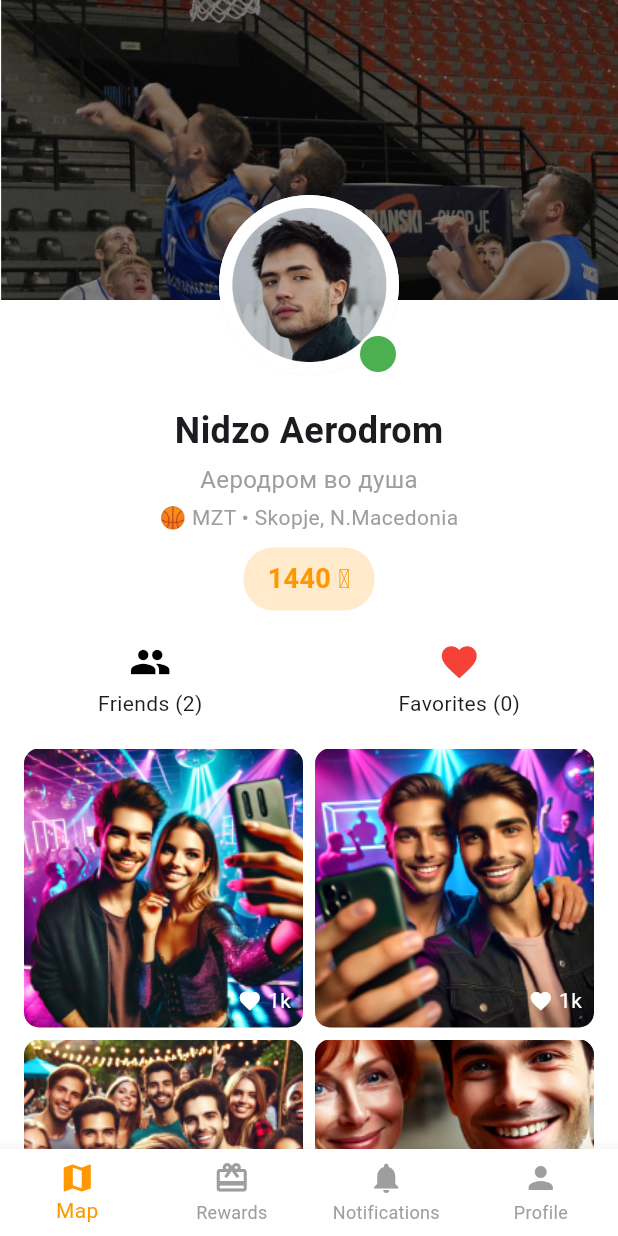
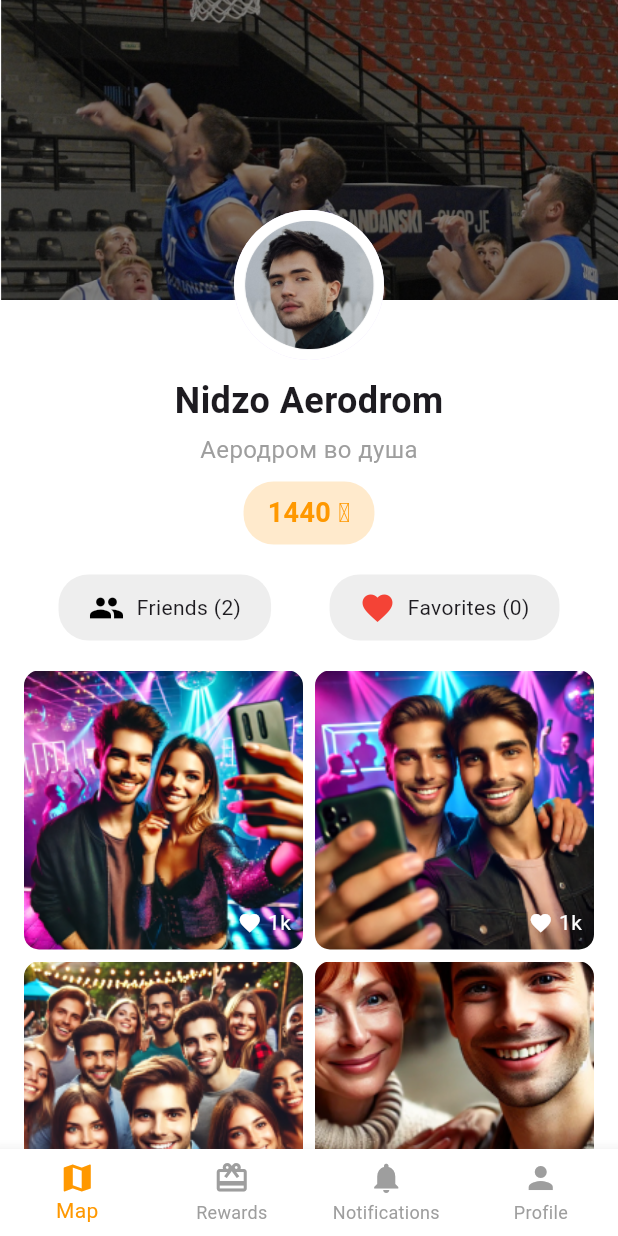
Before and after one commit to GogoPro27/CirclUp, a Flutter app: the ProfileScreen screen opened by its route, on a phone screen of 412 x 824 dp. Run offline on Flutter 3.47's test engine with Material 3 defaults, Android fonts, the phone set to English and light mode, and no system bars.

Commit message:
Added favorites for profiles

```diff
--- a/lib/screens/profile_screen.dart
+++ b/lib/screens/profile_screen.dart
@@ -2,13 +2,15 @@ import 'package:flutter/material.dart';
 import '../data/mock_data.dart';
 import '../models/user.dart';
 import '../widgets/navigation_bar.dart';
+import 'favorites_screen.dart';
+import 'friends_screen.dart';
 
 class ProfileScreen extends StatelessWidget {
   const ProfileScreen({Key? key}) : super(key: key);
 
   @override
   Widget build(BuildContext context) {
-    final User user = mockUsers[0]; // Use mockUsers[0] as the main demo user
+    final User user = mockUsers[0]; // Use the first user as the profile demo user
 
     return Scaffold(
       body: SingleChildScrollView(
@@ -27,53 +29,17 @@ class ProfileScreen extends StatelessWidget {
                 ),
                 // Profile Picture
                 Positioned(
-                  bottom: -50, // Adjusted to ensure full visibility
-                  left: MediaQuery.of(context).size.width / 2 - 60,
-                  child: GestureDetector(
-                    onTap: () {
-                      // Fullscreen profile picture dialog
-                      showDialog(
-                        context: context,
-                        builder: (context) {
-                          return Dialog(
-                            backgroundColor: Colors.transparent,
-                            child: GestureDetector(
-                              onTap: () {
-                                Navigator.of(context).pop();
-                              },
-                              child: ClipRRect(
-                                borderRadius: BorderRadius.circular(20),
-                                child: Image.asset(
-                                  user.profilePicture,
-                                  fit: BoxFit.contain,
-                                ),
-                              ),
-                            ),
-                          );
-                        },
-                      );
-                    },
+                  bottom: -40,
+                  left: MediaQuery.of(context).size.width / 2 - 50,
                   child: CircleAvatar(
-                      radius: 60, // Increased size for better visibility
+                    radius: 50,
                     backgroundImage: AssetImage(user.profilePicture),
-                      child: Align(
-                        alignment: Alignment.bottomRight,
-                        child: CircleAvatar(
-                          radius: 14,
-                          backgroundColor: Colors.white,
-                          child: CircleAvatar(
-                            radius: 12,
-                            backgroundColor: Colors.green, // Online status indicator
-                          ),
-                        ),
-                      ),
-                    ),
                   ),
                 ),
               ],
             ),
-            const SizedBox(height: 70), // Adjusted to provide more spacing
-            // User Details (Name, Bio, Location, and Coins)
+            const SizedBox(height: 50), // Space below profile picture
+            // User Details (Name, Bio, Coins)
             Column(
               children: [
                 Text(
@@ -85,13 +51,7 @@ class ProfileScreen extends StatelessWidget {
                   user.bio,
                   style: const TextStyle(fontSize: 16, color: Colors.grey),
                 ),
-                const SizedBox(height: 4),
-                Text(
-                  "🏀 MZT • Skopje, N.Macedonia", // Replace with dynamic location if needed
-                  style: const TextStyle(fontSize: 14, color: Colors.grey),
-                ),
                 const SizedBox(height: 10),
-                // Coins Count
                 Container(
                   padding: const EdgeInsets.symmetric(horizontal: 16, vertical: 8),
                   decoration: BoxDecoration(
@@ -112,32 +72,60 @@ class ProfileScreen extends StatelessWidget {
             const SizedBox(height: 20),
             // Friends and Favorites Buttons
             Row(
-              mainAxisAlignment: MainAxisAlignment.spaceAround,
+              mainAxisAlignment: MainAxisAlignment.spaceEvenly,
               children: [
                 // Friends Button
                 GestureDetector(
                   onTap: () {
-                    // Navigate to Friends Screen (to be implemented)
+                    // Navigate to Friends Screen
+                    Navigator.push(
+                      context,
+                      MaterialPageRoute(
+                        builder: (context) => FriendsScreen(user: user),
+                      ),
+                    );
                   },
-                  child: Column(
+                  child: Container(
+                    padding: const EdgeInsets.symmetric(horizontal: 20, vertical: 10),
+                    decoration: BoxDecoration(
+                      color: Colors.grey.shade200,
+                      borderRadius: BorderRadius.circular(20),
+                    ),
+                    child: Row(
+                      mainAxisSize: MainAxisSize.min,
                       children: [
-                      const Icon(Icons.people, size: 28, color: Colors.black),
-                      const SizedBox(height: 4),
+                        const Icon(Icons.people, color: Colors.black),
+                        const SizedBox(width: 8),
                         Text("Friends (${user.friends.length})"),
                       ],
+                    ),
                   ),
                 ),
                 // Favorites Button
                 GestureDetector(
                   onTap: () {
-                    // Navigate to Favorites Screen (to be implemented)
+                    // Navigate to Favorites Screen
+                    Navigator.push(
+                      context,
+                      MaterialPageRoute(
+                        builder: (context) => FavoritesScreen(user: user),
+                      ),
+                    );
                   },
-                  child: Column(
+                  child: Container(
+                    padding: const EdgeInsets.symmetric(horizontal: 20, vertical: 10),
+                    decoration: BoxDecoration(
+                      color: Colors.grey.shade200,
+                      borderRadius: BorderRadius.circular(20),
+                    ),
+                    child: Row(
+                      mainAxisSize: MainAxisSize.min,
                       children: [
-                      const Icon(Icons.favorite, size: 28, color: Colors.red),
-                      const SizedBox(height: 4),
+                        const Icon(Icons.favorite, color: Colors.red),
+                        const SizedBox(width: 8),
                         Text("Favorites (${user.favoritePlaces.length})"),
                       ],
+                    ),
                   ),
                 ),
               ],
@@ -196,7 +184,8 @@ class ProfileScreen extends StatelessWidget {
         onTap: (index) {
           switch (index) {
             case 0:
-            // Stay on the home screen
+              Navigator.pushNamedAndRemoveUntil(
+                  context, '/', (Route<dynamic> route) => false);
               break;
             case 1:
               Navigator.pushNamed(context, '/rewards');
```
Also changed, not shown: lib/screens/favorites_screen.dart (added, +28 -0 lines), lib/screens/friends_screen.dart (added, +28 -0 lines), lib/widgets/event_details_bottom_sheet.dart (+40 -4 lines). Lines whose indentation alone changed are shown as unchanged.
